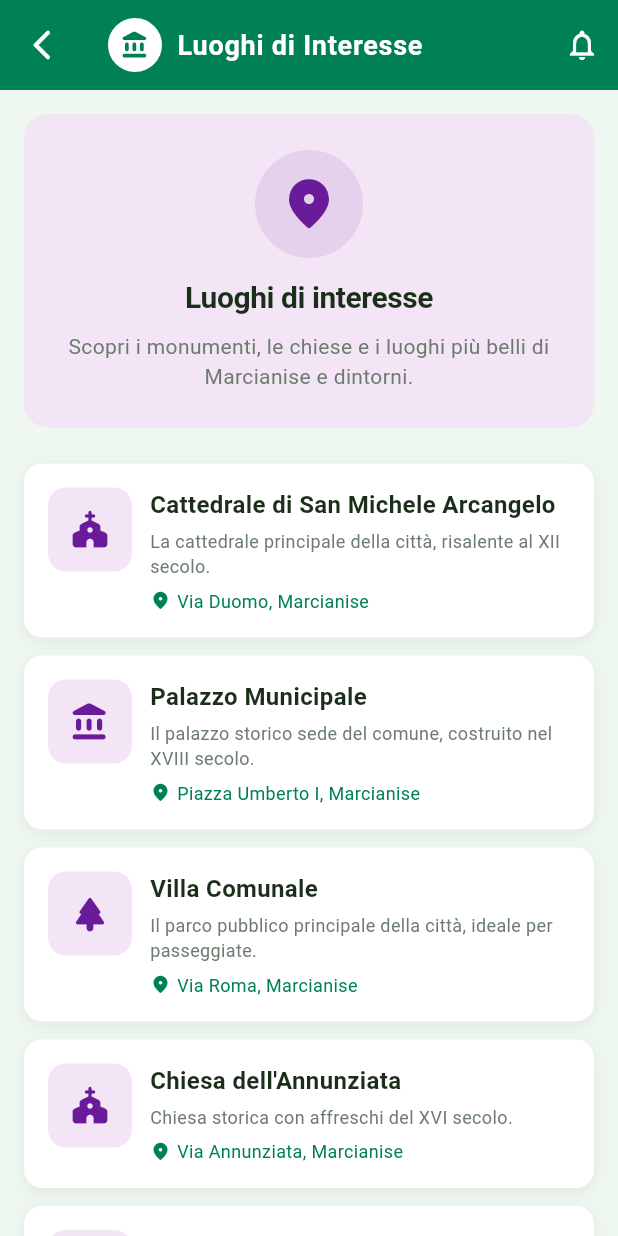
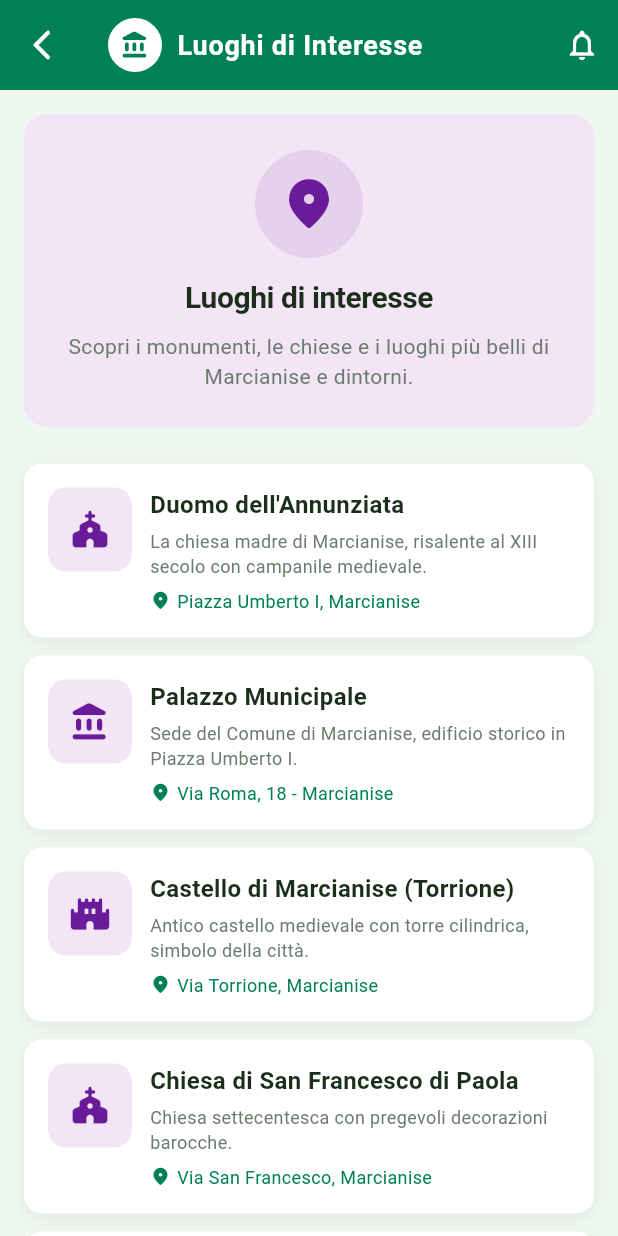
Before and after one commit to Oxer33/marcianise-app, a Flutter app: the LuoghiInteresseScreen screen opened by its route, on a phone screen of 412 x 824 dp. Run offline on Flutter 3.47's test engine with Material 3 defaults, Android fonts, the phone set to English and light mode, and no system bars.

Commit message:
feat: luoghi di interesse reali Marcianise (Duomo, Castello/Torrione, S.Francesco, Villa Comunale)

```diff
--- a/lib/screens/servizi/luoghi_interesse_screen.dart
+++ b/lib/screens/servizi/luoghi_interesse_screen.dart
@@ -28,42 +28,48 @@ class LuoghiInteresseScreen extends StatelessWidget {
             _buildHeader(),
             const SizedBox(height: 24),
 
-            // Lista luoghi
+            // Lista luoghi di interesse reali di Marcianise
             _buildLuogoCard(
-              'Cattedrale di San Michele Arcangelo',
-              'La cattedrale principale della città, risalente al XII secolo.',
+              'Duomo dell\'Annunziata',
+              'La chiesa madre di Marcianise, risalente al XIII secolo con campanile medievale.',
               Icons.church_rounded,
-              'Via Duomo, Marcianise',
+              'Piazza Umberto I, Marcianise',
             ),
             _buildLuogoCard(
               'Palazzo Municipale',
-              'Il palazzo storico sede del comune, costruito nel XVIII secolo.',
+              'Sede del Comune di Marcianise, edificio storico in Piazza Umberto I.',
               Icons.account_balance_rounded,
-              'Piazza Umberto I, Marcianise',
+              'Via Roma, 18 - Marcianise',
+            ),
+            _buildLuogoCard(
+              'Castello di Marcianise (Torrione)',
+              'Antico castello medievale con torre cilindrica, simbolo della città.',
+              Icons.castle_rounded,
+              'Via Torrione, Marcianise',
+            ),
+            _buildLuogoCard(
+              'Chiesa di San Francesco di Paola',
+              'Chiesa settecentesca con pregevoli decorazioni barocche.',
+              Icons.church_rounded,
+              'Via San Francesco, Marcianise',
             ),
             _buildLuogoCard(
               'Villa Comunale',
-              'Il parco pubblico principale della città, ideale per passeggiate.',
+              'Parco pubblico principale con giardini, viali alberati e area giochi.',
               Icons.park_rounded,
               'Via Roma, Marcianise',
             ),
             _buildLuogoCard(
-              'Chiesa dell\'Annunziata',
-              'Chiesa storica con affreschi del XVI secolo.',
-              Icons.church_rounded,
-              'Via Annunziata, Marcianise',
+              'Centro Commerciale Campania',
+              'Uno dei centri commerciali più grandi del Sud Italia, a Marcianise.',
+              Icons.shopping_bag_rounded,
+              'SS 87 Sannitica, Marcianise',
             ),
             _buildLuogoCard(
-              'Centro Commerciale Campania',
-              'Uno dei centri commerciali più grandi del Sud Italia.',
-              Icons.shopping_bag_rounded,
-              'SS 87, Marcianise',
-            ),
-            _buildLuogoCard(
-              'Parco Reale di Caserta (nelle vicinanze)',
-              'La famosa Reggia di Caserta, patrimonio UNESCO, a pochi km.',
-              Icons.castle_rounded,
-              'Viale Douhet, Caserta',
+              'Reggia di Caserta (a 5 km)',
+              'Patrimonio UNESCO, la Reggia borbonica più grande d\'Europa.',
+              Icons.museum_rounded,
+              'Viale Douhet, Caserta (5 km)',
             ),
             const SizedBox(height: 32),
           ],
```
